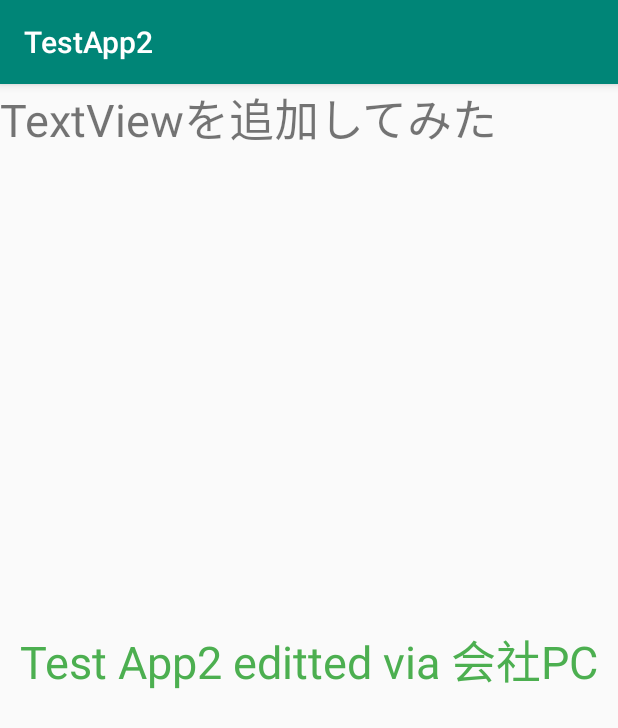
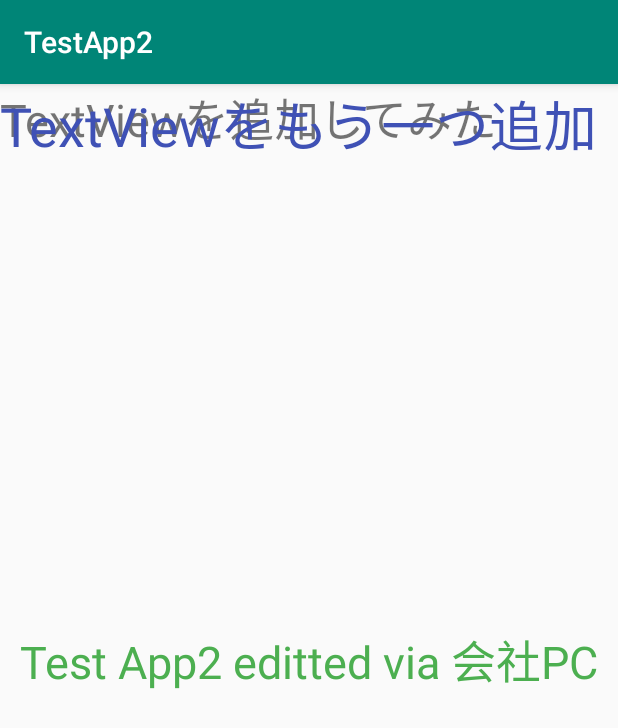
Before and after one commit to tominaga-10n/TestApp2, an Android app: the screen it shows after launch (MainActivity), on a phone screen of 412 x 824 dp. Shown: the top 728 px of the screen. Run offline under Robolectric (Android 15) with nearby library versions, the phone set to English and light mode, and no system bars.

Commit message:
テキストビューを追加

```diff
--- a/app/src/main/res/layout/activity_main.xml
+++ b/app/src/main/res/layout/activity_main.xml
@@ -26,4 +26,15 @@
         tools:layout_editor_absoluteX="38dp"
         tools:layout_editor_absoluteY="477dp" />
 
+    <TextView
+        android:id="@+id/textView2"
+        android:layout_width="wrap_content"
+        android:layout_height="wrap_content"
+        android:text="TextViewをもう一つ追加"
+        android:textAlignment="center"
+        android:textColor="#3F51B5"
+        android:textSize="36sp"
+        tools:layout_editor_absoluteX="10dp"
+        tools:layout_editor_absoluteY="606dp" />
+
 </android.support.constraint.ConstraintLayout>
```
